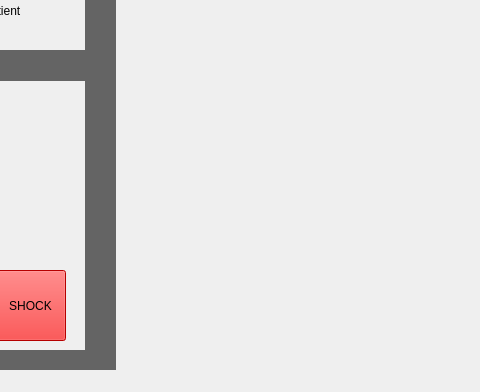
First picture: the form in COMP3004-FA/mainwindow.ui, repository ConnorG1067/COMP3004-FA, before the edit; both pictures show x 565 to 1045 and y 289 to 681 of the 1178 by 681 pixel window.
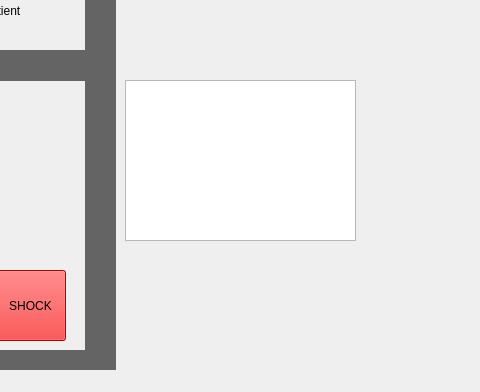
Second picture: the form after the edit.

Patch:
```diff
--- a/COMP3004-FA/mainwindow.ui
+++ b/COMP3004-FA/mainwindow.ui
@@ -395,6 +395,16 @@
      <string>Fail Setup</string>
     </property>
    </widget>
+   <widget class="QTextEdit" name="textInstructions">
+    <property name="geometry">
+     <rect>
+      <x>690</x>
+      <y>350</y>
+      <width>231</width>
+      <height>161</height>
+     </rect>
+    </property>
+   </widget>
   </widget>
   <widget class="QMenuBar" name="menubar">
    <property name="geometry">
```
